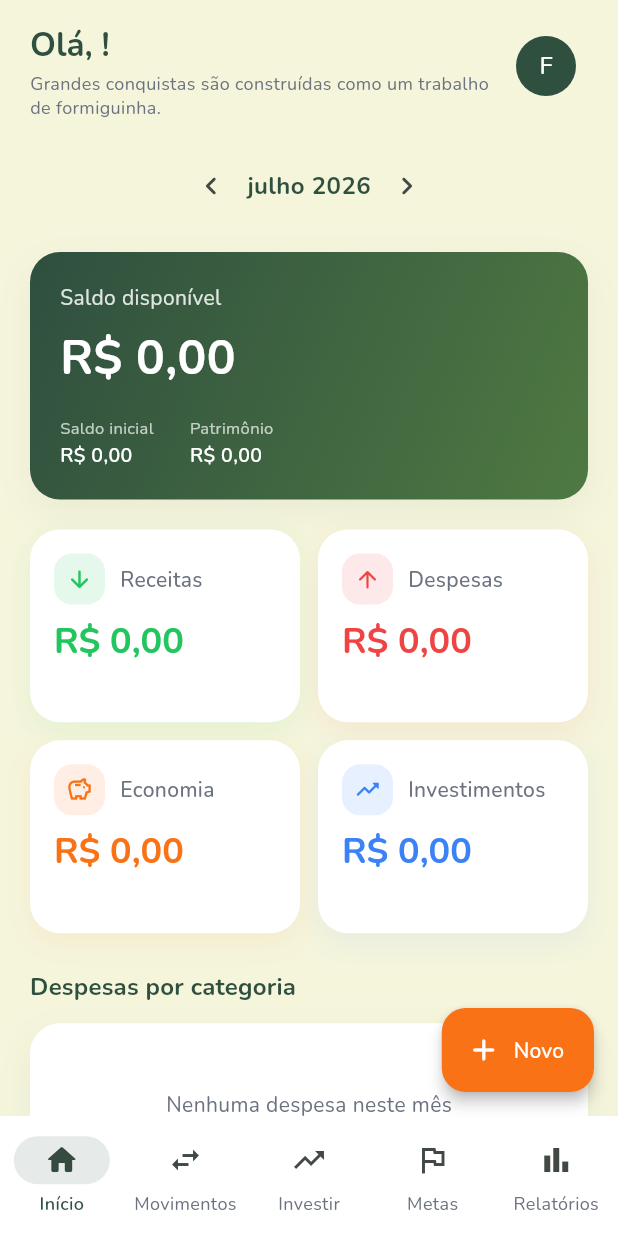
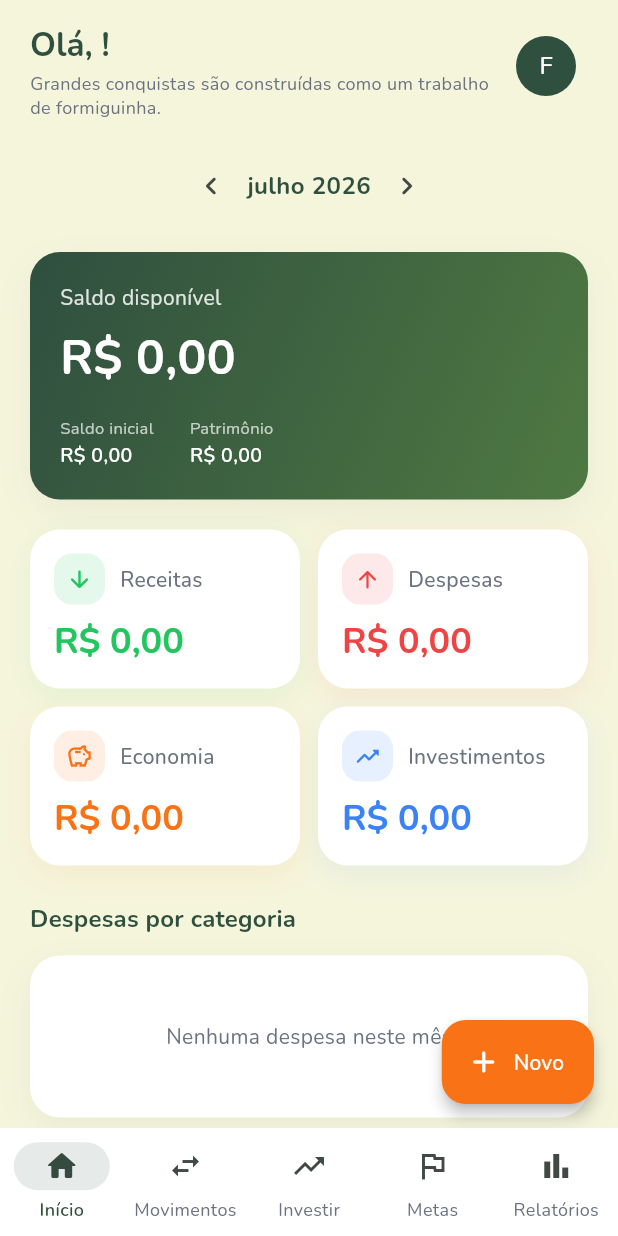
Before and after one commit to AugustoNX/formetas, a Flutter app: the DashboardScreen screen opened by its route, after a tap on the "chevron left" icon, on a phone screen of 412 x 824 dp. Run offline on Flutter 3.47's test engine with Material 3 defaults, Android fonts, the phone set to English and light mode, and no system bars; drawn by our look-alikes of flutter_animate; our stand-ins replace equatable, firebase_analytics, firebase_auth, firebase_core, firebase_crashlytics, firebase_database and 5 more; accounts and stored records are empty.

Commit message:
Ajuste no navegador

```diff
--- a/formetas/lib/app.dart
+++ b/formetas/lib/app.dart
@@ -2,6 +2,7 @@ import 'package:firebase_analytics/firebase_analytics.dart';
 import 'package:firebase_core/firebase_core.dart';
 import 'package:firebase_crashlytics/firebase_crashlytics.dart';
 import 'package:flutter/foundation.dart';
+import 'package:flutter/gestures.dart';
 import 'package:flutter/material.dart';
 import 'package:flutter_localizations/flutter_localizations.dart';
 import 'package:flutter_riverpod/flutter_riverpod.dart';
@@ -14,6 +15,7 @@ import 'core/theme/app_theme.dart';
 import 'core/utils/system_ui_helper.dart';
 import 'domain/entities/settings_entity.dart';
 import 'presentation/providers/core_providers.dart';
+import 'presentation/widgets/adaptive_app_frame.dart';
 import 'presentation/widgets/system_ui_scope.dart';
 
 class FormetasApp extends ConsumerWidget {
@@ -43,6 +45,10 @@ class FormetasApp extends ConsumerWidget {
           GlobalWidgetsLocalizations.delegate,
           GlobalCupertinoLocalizations.delegate,
         ],
+        scrollBehavior: const _AppScrollBehavior(),
+        builder: (context, child) => AdaptiveAppFrame(
+          child: child ?? const SizedBox.shrink(),
+        ),
         routerConfig: router,
       ),
     );
@@ -83,3 +89,15 @@ Future<void> bootstrap() async {
     ),
   );
 }
+
+class _AppScrollBehavior extends MaterialScrollBehavior {
+  const _AppScrollBehavior();
+
+  @override
+  Set<PointerDeviceKind> get dragDevices => {
+        PointerDeviceKind.touch,
+        PointerDeviceKind.mouse,
+        PointerDeviceKind.trackpad,
+        PointerDeviceKind.stylus,
+      };
+}
--- /dev/null
+++ b/formetas/lib/core/layout/adaptive_layout.dart
@@ -0,0 +1,4 @@
+abstract final class AppBreakpoints {
+  /// Largura máxima do app no computador. No celular, usa a tela inteira.
+  static const contentMaxWidth = 760.0;
+}
--- a/formetas/lib/presentation/screens/dashboard/dashboard_screen.dart
+++ b/formetas/lib/presentation/screens/dashboard/dashboard_screen.dart
@@ -146,13 +146,7 @@ class DashboardScreen extends ConsumerWidget {
                           ),
                         ],
                         const SizedBox(height: 20),
-                        GridView.count(
-                          crossAxisCount: 2,
-                          shrinkWrap: true,
-                          physics: const NeverScrollableScrollPhysics(),
-                          mainAxisSpacing: 12,
-                          crossAxisSpacing: 12,
-                          childAspectRatio: 1.4,
+                        _StatsGrid(
                           children: [
                             BalanceCard(
                               title: 'Receitas',
@@ -304,6 +298,47 @@ class DashboardScreen extends ConsumerWidget {
   }
 }
 
+class _StatsGrid extends StatelessWidget {
+  const _StatsGrid({required this.children});
+
+  final List<Widget> children;
+
+  @override
+  Widget build(BuildContext context) {
+    const crossCount = 2;
+    final rows = <Widget>[];
+
+    for (var i = 0; i < children.length; i += crossCount) {
+      final slice = children.sublist(
+        i,
+        i + crossCount > children.length ? children.length : i + crossCount,
+      );
+      rows.add(
+        IntrinsicHeight(
+          child: Row(
+            crossAxisAlignment: CrossAxisAlignment.stretch,
+            children: [
+              for (var j = 0; j < slice.length; j++) ...[
+                if (j > 0) const SizedBox(width: 12),
+                Expanded(child: slice[j]),
+              ],
+              for (var j = slice.length; j < crossCount; j++) ...[
+                const SizedBox(width: 12),
+                const Expanded(child: SizedBox.shrink()),
+              ],
+            ],
+          ),
+        ),
+      );
+      if (i + crossCount < children.length) {
+        rows.add(const SizedBox(height: 12));
+      }
+    }
+
+    return Column(children: rows);
+  }
+}
+
 class _MonthSelector extends StatelessWidget {
   const _MonthSelector({
     required this.selectedMonth,
--- a/formetas/lib/presentation/screens/main/main_shell.dart
+++ b/formetas/lib/presentation/screens/main/main_shell.dart
@@ -80,6 +80,10 @@ class MainShell extends StatelessWidget {
     showModalBottomSheet(
       context: context,
       isScrollControlled: true,
+      constraints: BoxConstraints(
+        maxWidth: 480,
+        maxHeight: MediaQuery.sizeOf(context).height * 0.9,
+      ),
       shape: const RoundedRectangleBorder(
         borderRadius: BorderRadius.vertical(top: Radius.circular(24)),
       ),
--- a/formetas/lib/presentation/widgets/balance_card.dart
+++ b/formetas/lib/presentation/widgets/balance_card.dart
@@ -27,6 +27,8 @@ class BalanceCard extends StatelessWidget {
     final isNegative = value < 0;
 
     return Container(
+      width: double.infinity,
+      alignment: Alignment.topLeft,
       padding: EdgeInsets.all(compact ? 16 : 20),
       decoration: BoxDecoration(
         color: Theme.of(context).cardColor,
```
Also changed, not shown: formetas/lib/core/theme/app_theme.dart (+17 -0 lines), formetas/lib/presentation/widgets/adaptive_app_frame.dart (added, +52 -0 lines), formetas/lib/presentation/widgets/system_ui_scope.dart (+8 -2 lines), 1 other file.
